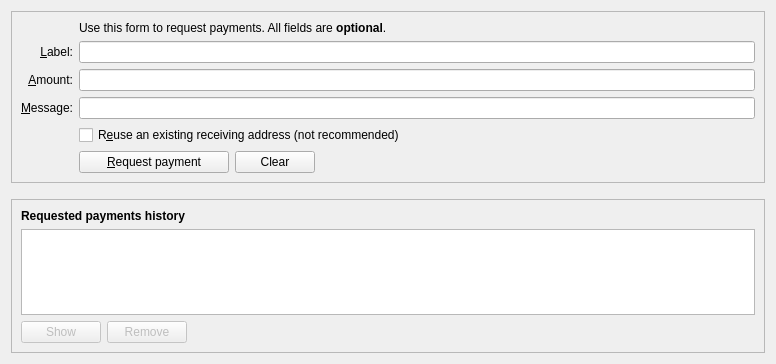
Qt form src/qt/forms/receivecoinsdialog.ui (AegeusCoin/aegeus) before a commit.
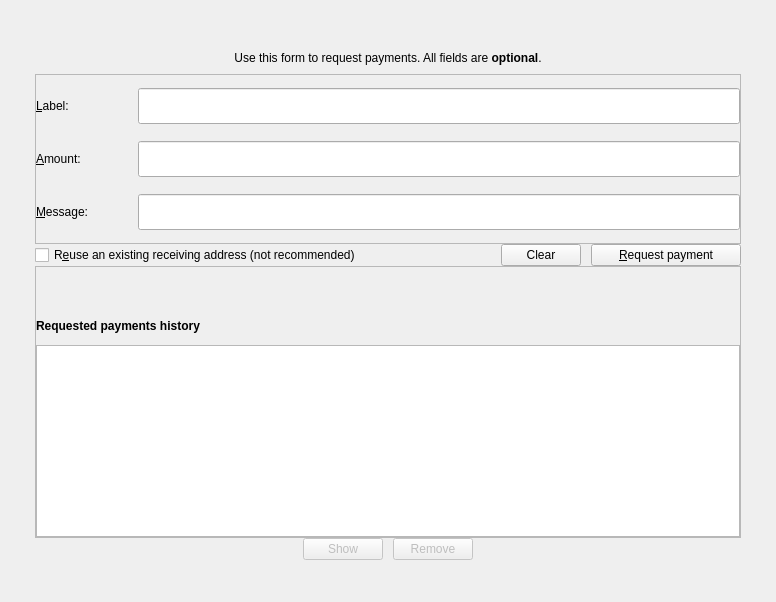
The same form after that commit. Icons and pictures are not drawn. Custom widgets are drawn as their Qt base class.

What changed in the file:
```diff
--- a/src/qt/forms/receivecoinsdialog.ui
+++ b/src/qt/forms/receivecoinsdialog.ui
@@ -7,14 +7,83 @@
     <x>0</x>
     <y>0</y>
     <width>776</width>
-    <height>364</height>
+    <height>602</height>
    </rect>
   </property>
-  <layout class="QVBoxLayout" name="verticalLayout" stretch="0,0,1">
+  <property name="sizePolicy">
+   <sizepolicy hsizetype="Preferred" vsizetype="MinimumExpanding">
+    <horstretch>0</horstretch>
+    <verstretch>0</verstretch>
+   </sizepolicy>
+  </property>
+  <layout class="QVBoxLayout" name="verticalLayout" stretch="0">
+   <property name="spacing">
+    <number>0</number>
+   </property>
+   <property name="leftMargin">
+    <number>35</number>
+   </property>
+   <property name="topMargin">
+    <number>42</number>
+   </property>
+   <property name="rightMargin">
+    <number>35</number>
+   </property>
+   <property name="bottomMargin">
+    <number>42</number>
+   </property>
+   <item>
+    <widget class="QFrame" name="mainFrame">
+     <property name="sizePolicy">
+      <sizepolicy hsizetype="Preferred" vsizetype="MinimumExpanding">
+       <horstretch>0</horstretch>
+       <verstretch>0</verstretch>
+      </sizepolicy>
+     </property>
+     <property name="lineWidth">
+      <number>0</number>
+     </property>
+     <layout class="QVBoxLayout" name="verticalLayout_6">
+      <property name="spacing">
+       <number>0</number>
+      </property>
+      <property name="leftMargin">
+       <number>0</number>
+      </property>
+      <property name="topMargin">
+       <number>0</number>
+      </property>
+      <property name="rightMargin">
+       <number>0</number>
+      </property>
+      <property name="bottomMargin">
+       <number>0</number>
+      </property>
+      <item>
+       <layout class="QVBoxLayout" name="verticalLayout_5">
+        <property name="spacing">
+         <number>0</number>
+        </property>
+        <item>
+         <widget class="QLabel" name="label_5">
+          <property name="minimumSize">
+           <size>
+            <width>0</width>
+            <height>32</height>
+           </size>
+          </property>
+          <property name="text">
+           <string>Use this form to request payments. All fields are &lt;b&gt;optional&lt;/b&gt;.</string>
+          </property>
+          <property name="alignment">
+           <set>Qt::AlignCenter</set>
+          </property>
+         </widget>
+        </item>
    <item>
     <widget class="QFrame" name="frame2">
      <property name="sizePolicy">
-      <sizepolicy hsizetype="Preferred" vsizetype="Expanding">
+           <sizepolicy hsizetype="Preferred" vsizetype="MinimumExpanding">
        <horstretch>0</horstretch>
        <verstretch>0</verstretch>
       </sizepolicy>
@@ -26,100 +95,98 @@
       <enum>QFrame::Sunken</enum>
      </property>
      <layout class="QVBoxLayout" name="verticalLayout_3">
+           <property name="spacing">
+            <number>0</number>
+           </property>
+           <property name="leftMargin">
+            <number>0</number>
+           </property>
+           <property name="topMargin">
+            <number>0</number>
+           </property>
+           <property name="rightMargin">
+            <number>0</number>
+           </property>
+           <property name="bottomMargin">
+            <number>0</number>
+           </property>
       <item>
        <layout class="QGridLayout" name="gridLayout">
-        <item row="7" column="2">
-         <widget class="QCheckBox" name="reuseAddress">
-          <property name="toolTip">
-           <string>Reuse one of the previously used receiving addresses.&lt;br&gt;Reusing addresses has security and privacy issues.&lt;br&gt;Do not use this unless re-generating a payment request made before.</string>
-          </property>
-          <property name="text">
-           <string>R&amp;euse an existing receiving address (not recommended)</string>
-          </property>
-         </widget>
-        </item>
-        <item row="7" column="0">
-         <widget class="QLabel" name="label_4">
-          <property name="text">
-           <string/>
-          </property>
-         </widget>
-        </item>
-        <item row="6" column="0">
-         <widget class="QLabel" name="label_3">
-          <property name="toolTip">
-           <string>An optional message to attach to the payment request, which will be displayed when the request is opened. Note: The message will not be sent with the payment over the AEGEUS network.</string>
-          </property>
-          <property name="text">
-           <string>&amp;Message:</string>
-          </property>
-          <property name="alignment">
-           <set>Qt::AlignRight|Qt::AlignTrailing|Qt::AlignVCenter</set>
-          </property>
-          <property name="buddy">
-           <cstring>reqMessage</cstring>
-          </property>
-         </widget>
-        </item>
-        <item row="4" column="2">
-         <widget class="QLineEdit" name="reqLabel">
-          <property name="toolTip">
-           <string>An optional label to associate with the new receiving address.</string>
-          </property>
-         </widget>
-        </item>
-        <item row="6" column="2">
-         <widget class="QLineEdit" name="reqMessage">
-          <property name="toolTip">
-           <string>An optional message to attach to the payment request, which will be displayed when the request is opened.&lt;br&gt;Note: The message will not be sent with the payment over the AEGEUS network.</string>
-          </property>
-         </widget>
-        </item>
-        <item row="2" column="2">
-         <widget class="QLabel" name="label_5">
-          <property name="text">
-           <string>Use this form to request payments. All fields are &lt;b&gt;optional&lt;/b&gt;.</string>
-          </property>
-         </widget>
-        </item>
-        <item row="4" column="0">
+             <property name="horizontalSpacing">
+              <number>0</number>
+             </property>
+             <property name="verticalSpacing">
+              <number>15</number>
+             </property>
+             <item row="0" column="0">
          <widget class="QLabel" name="label_2">
+               <property name="sizePolicy">
+                <sizepolicy hsizetype="Fixed" vsizetype="Fixed">
+                 <horstretch>0</horstretch>
+                 <verstretch>0</verstretch>
+                </sizepolicy>
+               </property>
+               <property name="minimumSize">
+                <size>
+                 <width>102</width>
+                 <height>38</height>
+                </size>
+               </property>
           <property name="toolTip">
            <string>An optional label to associate with the new receiving address.</string>
           </property>
           <property name="text">
            <string>&amp;Label:</string>
           </property>
-          <property name="alignment">
-           <set>Qt::AlignRight|Qt::AlignTrailing|Qt::AlignVCenter</set>
-          </property>
           <property name="buddy">
            <cstring>reqLabel</cstring>
           </property>
          </widget>
         </item>
-        <item row="5" column="0">
+             <item row="0" column="1">
+              <widget class="QLineEdit" name="reqLabel">
+               <property name="minimumSize">
+                <size>
+                 <width>36</width>
+                 <height>36</height>
+                </size>
+               </property>
+               <property name="toolTip">
+                <string>An optional label to associate with the new receiving address.</string>
+               </property>
+              </widget>
+             </item>
+             <item row="1" column="0">
          <widget class="QLabel" name="label">
+               <property name="sizePolicy">
+                <sizepolicy hsizetype="Fixed" vsizetype="Fixed">
+                 <horstretch>0</horstretch>
+                 <verstretch>0</verstretch>
+                </sizepolicy>
+               </property>
+               <property name="minimumSize">
+                <size>
+                 <width>102</width>
+                 <height>38</height>
+                </size>
+               </property>
           <property name="toolTip">
            <string>An optional amount to request. Leave this empty or zero to not request a specific amount.</string>
           </property>
           <property name="text">
            <string>&amp;Amount:</string>
           </property>
-          <property name="alignment">
-           <set>Qt::AlignRight|Qt::AlignTrailing|Qt::AlignVCenter</set>
-          </property>
           <property name="buddy">
            <cstring>reqAmount</cstring>
           </property>
          </widget>
         </item>
-        <item row="5" column="2">
+             <item row="1" column="1">
          <widget class="BitcoinAmountField" name="reqAmount">
           <property name="minimumSize">
            <size>
-            <width>80</width>
-            <height>0</height>
+                 <width>36</width>
+                 <height>36</height>
            </size>
           </property>
           <property name="toolTip">
@@ -127,24 +194,76 @@
           </property>
          </widget>
         </item>
-        <item row="8" column="2">
-         <layout class="QHBoxLayout" name="horizontalLayout">
-          <item>
-           <widget class="QPushButton" name="receiveButton">
+             <item row="2" column="0">
+              <widget class="QLabel" name="label_3">
+               <property name="sizePolicy">
+                <sizepolicy hsizetype="Fixed" vsizetype="Fixed">
+                 <horstretch>0</horstretch>
+                 <verstretch>0</verstretch>
+                </sizepolicy>
+               </property>
             <property name="minimumSize">
              <size>
-              <width>150</width>
-              <height>0</height>
-             </size>
-            </property>
+                 <width>102</width>
+                 <height>38</height>
+                </size>
+               </property>
+               <property name="toolTip">
+                <string>An optional message to attach to the payment request, which will be displayed when the request is opened. Note: The message will not be sent with the payment over the AEGEUS network.</string>
+               </property>
             <property name="text">
-             <string>&amp;Request payment</string>
-            </property>
-            <property name="icon">
-             <iconset resource="../aegeus.qrc">
-              <normaloff>:/icons/receiving_addresses</normaloff>:/icons/receiving_addresses</iconset>
-            </property>
-           </widget>
+                <string>&amp;Message:</string>
+               </property>
+               <property name="buddy">
+                <cstring>reqMessage</cstring>
+               </property>
+              </widget>
+             </item>
+             <item row="2" column="1">
+              <widget class="QLineEdit" name="reqMessage">
+               <property name="minimumSize">
+                <size>
+                 <width>36</width>
+                 <height>36</height>
+                </size>
+               </property>
+               <property name="toolTip">
+                <string>An optional message to attach to the payment request, which will be displayed when the request is opened.&lt;br&gt;Note: The message will not be sent with the payment over the AEGEUS network.</string>
+               </property>
+              </widget>
+             </item>
+            </layout>
+           </item>
+          </layout>
+         </widget>
+        </item>
+        <item>
+         <layout class="QHBoxLayout" name="horizontalLayout_3">
+          <property name="spacing">
+           <number>10</number>
+          </property>
+          <item>
+           <widget class="QCheckBox" name="reuseAddress">
+            <property name="toolTip">
+             <string>Reuse one of the previously used receiving addresses.&lt;br&gt;Reusing addresses has security and privacy issues.&lt;br&gt;Do not use this unless re-generating a payment request made before.</string>
+            </property>
+            <property name="text">
+             <string>R&amp;euse an existing receiving address (not recommended)</string>
+            </property>
+           </widget>
+          </item>
+          <item>
+           <spacer name="horizontalSpacer">
+            <property name="orientation">
+             <enum>Qt::Horizontal</enum>
+            </property>
+            <property name="sizeHint" stdset="0">
+             <size>
+              <width>40</width>
+              <height>20</height>
+             </size>
+            </property>
+           </spacer>
           </item>
           <item>
            <widget class="QPushButton" name="clearButton">
@@ -170,49 +289,24 @@
            </widget>
           </item>
           <item>
-           <spacer name="horizontalSpacer">
-            <property name="orientation">
-             <enum>Qt::Horizontal</enum>
-            </property>
-            <property name="sizeHint" stdset="0">
+           <widget class="QPushButton" name="receiveButton">
+            <property name="minimumSize">
              <size>
-              <width>40</width>
-              <height>20</height>
+              <width>150</width>
+              <height>0</height>
              </size>
             </property>
-           </spacer>
-          </item>
-         </layout>
-        </item>
-        <item row="8" column="0">
-         <widget class="QLabel" name="label_7">
           <property name="text">
-           <string/>
+             <string>&amp;Request payment</string>
           </property>
          </widget>
         </item>
        </layout>
-      </item>
-     </layout>
-    </widget>
-   </item>
-   <item>
-    <spacer name="verticalSpacer_2">
-     <property name="orientation">
-      <enum>Qt::Vertical</enum>
-     </property>
-     <property name="sizeHint" stdset="0">
-      <size>
-       <width>20</width>
-       <height>10</height>
-      </size>
-     </property>
-    </spacer>
    </item>
    <item>
     <widget class="QFrame" name="frame">
      <property name="sizePolicy">
-      <sizepolicy hsizetype="Preferred" vsizetype="Expanding">
+           <sizepolicy hsizetype="Preferred" vsizetype="Maximum">
        <horstretch>0</horstretch>
        <verstretch>0</verstretch>
       </sizepolicy>
@@ -224,8 +318,42 @@
       <enum>QFrame::Raised</enum>
      </property>
      <layout class="QVBoxLayout" name="verticalLayout_2">
+           <property name="spacing">
+            <number>0</number>
+           </property>
+           <property name="leftMargin">
+            <number>0</number>
+           </property>
+           <property name="topMargin">
+            <number>0</number>
+           </property>
+           <property name="rightMargin">
+            <number>0</number>
+           </property>
+           <property name="bottomMargin">
+            <number>0</number>
+           </property>
+           <item>
+            <spacer name="verticalSpacer">
+             <property name="orientation">
+              <enum>Qt::Vertical</enum>
+             </property>
+             <property name="sizeHint" stdset="0">
+              <size>
+               <width>20</width>
+               <height>40</height>
+              </size>
+             </property>
+            </spacer>
+           </item>
       <item>
        <widget class="QLabel" name="label_6">
+             <property name="minimumSize">
+              <size>
+               <width>0</width>
+               <height>38</height>
+              </size>
+             </property>
         <property name="font">
          <font>
           <weight>75</weight>
@@ -239,6 +367,12 @@
       </item>
       <item>
        <widget class="QTableView" name="recentRequestsView">
+             <property name="sizePolicy">
+              <sizepolicy hsizetype="Expanding" vsizetype="Maximum">
+               <horstretch>0</horstretch>
+               <verstretch>0</verstretch>
+              </sizepolicy>
+             </property>
         <property name="palette">
          <palette>
           <active>
@@ -287,8 +421,27 @@
         </property>
        </widget>
       </item>
+          </layout>
+         </widget>
+        </item>
       <item>
        <layout class="QHBoxLayout" name="horizontalLayout_2">
+          <property name="spacing">
+           <number>10</number>
+          </property>
+          <item>
+           <spacer name="horizontalSpacer_3">
+            <property name="orientation">
+             <enum>Qt::Horizontal</enum>
+            </property>
+            <property name="sizeHint" stdset="0">
+             <size>
+              <width>40</width>
+              <height>20</height>
+             </size>
+            </property>
+           </spacer>
+          </item>
         <item>
          <widget class="QPushButton" name="showRequestButton">
           <property name="enabled">
@@ -345,6 +498,8 @@
        </layout>
       </item>
      </layout>
+      </item>
+     </layout>
     </widget>
    </item>
   </layout>
```
Left out of the diff: 19 changed lines with no effect on the pictures. Lines whose indentation alone changed are shown as unchanged.
